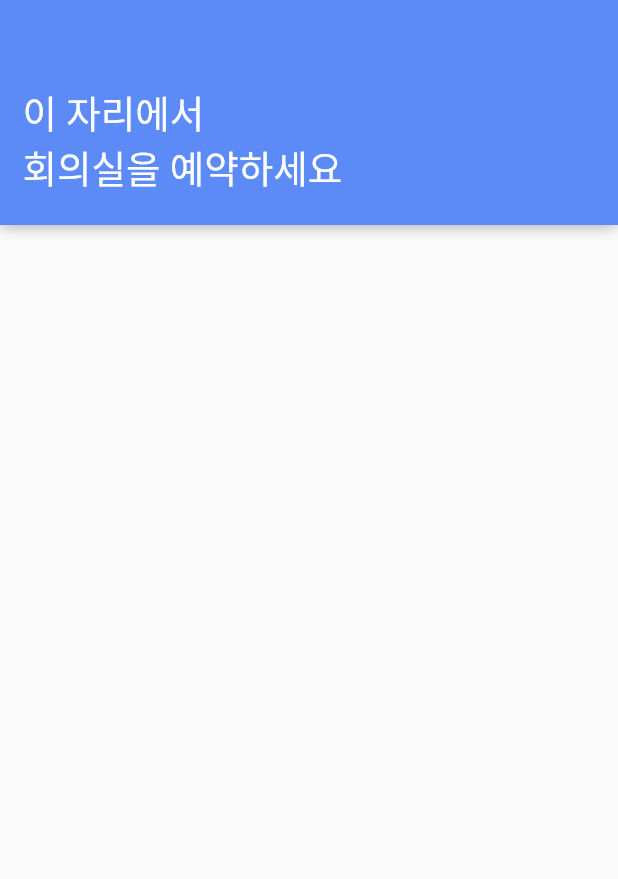
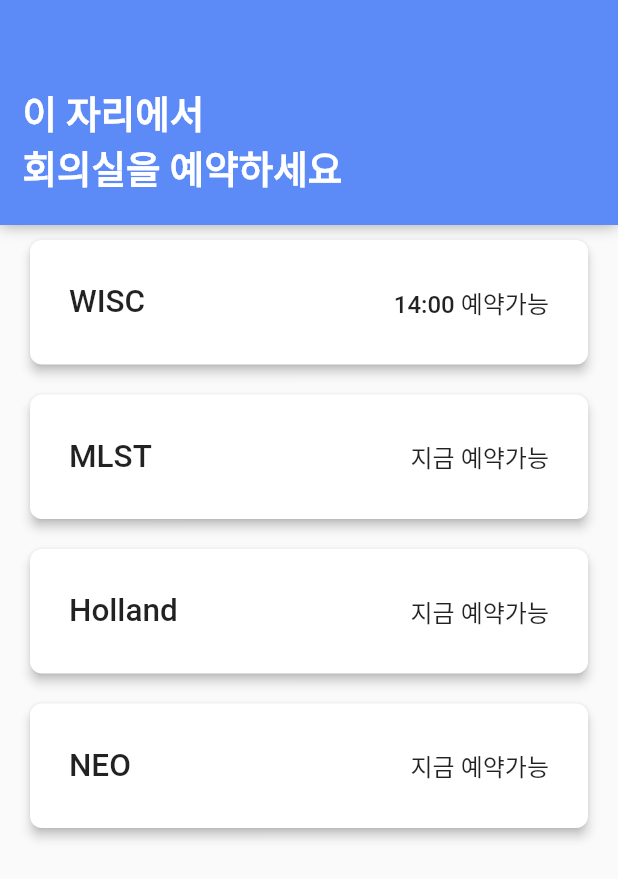
Before and after one commit to Inpsyt/Meeting-Inpsyt, a Flutter app: the screen it shows after launch, on a phone screen of 412 x 824 dp. Shown: the top 879 px of the screen. Run offline on Flutter 3.47's test engine with Material 2 defaults, Android fonts, the phone set to English and light mode, and no system bars; missing offline and left inert: diamond_notched_fab; Roboto replaces fonts that are missing (NanumSquare).

Commit message:
리스트화면 준비 완료

```diff
--- a/lib/main.dart
+++ b/lib/main.dart
@@ -8,8 +8,9 @@ class MyApp extends StatelessWidget {
   @override
   Widget build(BuildContext context) {
     return MaterialApp(
+
       home: ScreenMeetingRooms(),
-      theme: ThemeData(accentColor: color_skyBlue,),
+      theme: ThemeData(accentColor: color_skyBlue,fontFamily: 'NanumSquare'),
     );
   }
 }
--- a/lib/models/model_meetingroom.dart
+++ b/lib/models/model_meetingroom.dart
@@ -0,0 +1,10 @@
+class ModelMeetingRoom {
+  final int roomNum;
+  final String roomName;
+  final bool isUsing;
+  final String time;
+  final String userNum;
+
+  ModelMeetingRoom({this.roomNum,this.roomName,this.isUsing,this.time,this.userNum});
+
+}
--- a/lib/views/screen_meetingrooms.dart
+++ b/lib/views/screen_meetingrooms.dart
@@ -3,6 +3,7 @@ import 'package:flutter_app3/constants/const_colors.dart';
 import 'package:flutter_app3/views/widgets/widget_buttons.dart';
 import 'package:diamond_notched_fab/diamond_fab_notched_shape.dart';
 import 'package:diamond_notched_fab/diamond_notched_fab.dart';
+import 'package:flutter_app3/models/model_meetingroom.dart';
 
 class ScreenMeetingRooms extends StatefulWidget {
   @override
@@ -10,8 +11,38 @@ class ScreenMeetingRooms extends StatefulWidget {
 }
 
 class _ScreenMeetingRoomsState extends State<ScreenMeetingRooms> {
+  List<ModelMeetingRoom> roomList;
+
   @override
   Widget build(BuildContext context) {
+    roomList = <ModelMeetingRoom>[];
+    roomList.add(ModelMeetingRoom(
+        roomNum: 1,
+        roomName: 'WISC',
+        time: '14:00 예약가능',
+        isUsing: true,
+        userNum: '8521'));
+    roomList.add(ModelMeetingRoom(
+        roomNum: 2,
+        roomName: 'MLST',
+        time: '지금 예약가능',
+        isUsing: false,
+        userNum: '8521'));
+
+    roomList.add(ModelMeetingRoom(
+        roomNum: 3,
+        roomName: 'Holland',
+        time: '지금 예약가능',
+        isUsing: false,
+        userNum: '8521'));
+
+    roomList.add(ModelMeetingRoom(
+        roomNum: 4,
+        roomName: 'NEO',
+        time: '지금 예약가능',
+        isUsing: false,
+        userNum: '8521'));
+
     return Scaffold(
       floatingActionButton: DiamondNotchedFab(
         onPressed: () {},
@@ -23,27 +54,67 @@ class _ScreenMeetingRoomsState extends State<ScreenMeetingRooms> {
       ),
       body: Column(
         children: [
-          Container(//상단부 영역
+          Container(
+            //상단부 영역
             height: 150,
             decoration: BoxDecoration(
               boxShadow: [
                 BoxShadow(
-                    color: Colors.grey,
-                    blurRadius: 8,
-                    offset: Offset(0.1, 0.9))
+                    color: Colors.grey, blurRadius: 8, offset: Offset(0.1, 0.9))
               ],
               color: color_skyBlue,
             ),
             child: Stack(
               children: [
-                Positioned(child: Text('이 자리에서\n회의실을 예약하세요',style: TextStyle(color: color_white,fontSize: 25),),bottom: 20,left: 15,)
+                Positioned(
+                  child: Text(
+                    '이 자리에서\n회의실을 예약하세요',
+                    style: TextStyle(color: color_white, fontSize: 25,fontWeight: FontWeight.bold),
+                  ),
+                  bottom: 20,
+                  left: 15,
+                )
               ],
             ),
           ),
-
+          Expanded(
+            child: ListView.builder(
+                itemCount: roomList.length,
+                itemBuilder: (context, index) {
+                  return _MeetingRoomItem(roomList[index]);
+                }),
+          )
         ],
       ),
     );
   }
 
+  Widget _MeetingRoomItem(ModelMeetingRoom modelMeetingRoom) {
+    // ignore: deprecated_member_use
+    return Padding(
+      padding: EdgeInsets.symmetric(horizontal: 20,vertical: 10),
+      child: RaisedButton(
+        elevation: 3,
+        onPressed: () {},
+          color: Colors.white,
+        shape:RoundedRectangleBorder(
+        borderRadius: BorderRadius.circular(8.0),
+
+      ),
+      child: Padding(
+        padding: EdgeInsets.symmetric(horizontal: 10,vertical: 29),
+        child: Row(
+          mainAxisSize: MainAxisSize.max,
+          mainAxisAlignment: MainAxisAlignment.spaceBetween,
+
+          children: [
+            Text(modelMeetingRoom.roomName,style: TextStyle(fontSize: 21 ),),
+            Text(modelMeetingRoom.time,style: TextStyle(fontSize:16),)
+
+          ],
+        ),
+      ),),
+
+    );
+  }
 }
```
Also changed, not shown: assets/fonts/NanumSquareB.ttf (added), assets/fonts/NanumSquareEB.ttf (added), assets/fonts/NanumSquareL.ttf (added), assets/fonts/NanumSquareR.ttf (added), assets/fonts/NanumSquare_acB.ttf (added), assets/fonts/NanumSquare_acEB.ttf (added), assets/fonts/NanumSquare_acL.ttf (added), assets/fonts/NanumSquare_acR.ttf (added).
